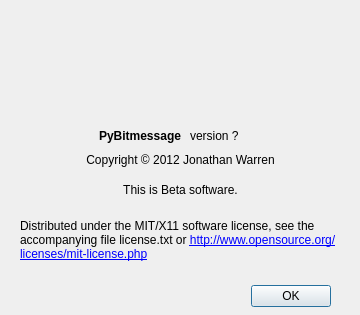
Old version of the form about.ui in the repository Bitmessage/PyBitmessage.
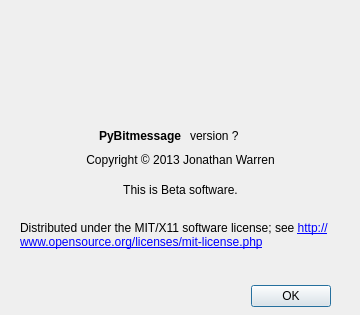
New version of the form.

Commit message: Added ability to send Sent items to the trash

The edit to the form file:
```diff
--- a/about.ui
+++ b/about.ui
@@ -74,7 +74,7 @@
     </rect>
    </property>
    <property name="text">
-    <string>Copyright © 2012 Jonathan Warren</string>
+    <string>Copyright © 2013 Jonathan Warren</string>
    </property>
    <property name="alignment">
     <set>Qt::AlignCenter</set>
@@ -84,13 +84,13 @@
    <property name="geometry">
     <rect>
      <x>20</x>
-     <y>210</y>
+     <y>200</y>
      <width>331</width>
-     <height>61</height>
+     <height>71</height>
     </rect>
    </property>
    <property name="text">
-    <string>&lt;html&gt;&lt;head/&gt;&lt;body&gt;&lt;p&gt;Distributed under the MIT/X11 software license, see the accompanying file license.txt or &lt;a href=&quot;http://www.opensource.org/licenses/mit-license.php&quot;&gt;&lt;span style=&quot; text-decoration: underline; color:#0000ff;&quot;&gt;http://www.opensource.org/licenses/mit-license.php&lt;/span&gt;&lt;/a&gt;&lt;/p&gt;&lt;/body&gt;&lt;/html&gt;</string>
+    <string>&lt;html&gt;&lt;head/&gt;&lt;body&gt;&lt;p&gt;Distributed under the MIT/X11 software license; see &lt;a href=&quot;http://www.opensource.org/licenses/mit-license.php&quot;&gt;&lt;span style=&quot; text-decoration: underline; color:#0000ff;&quot;&gt;http://www.opensource.org/licenses/mit-license.php&lt;/span&gt;&lt;/a&gt;&lt;/p&gt;&lt;/body&gt;&lt;/html&gt;</string>
    </property>
    <property name="wordWrap">
     <bool>true</bool>
```
The commit also changes 2 other files.
